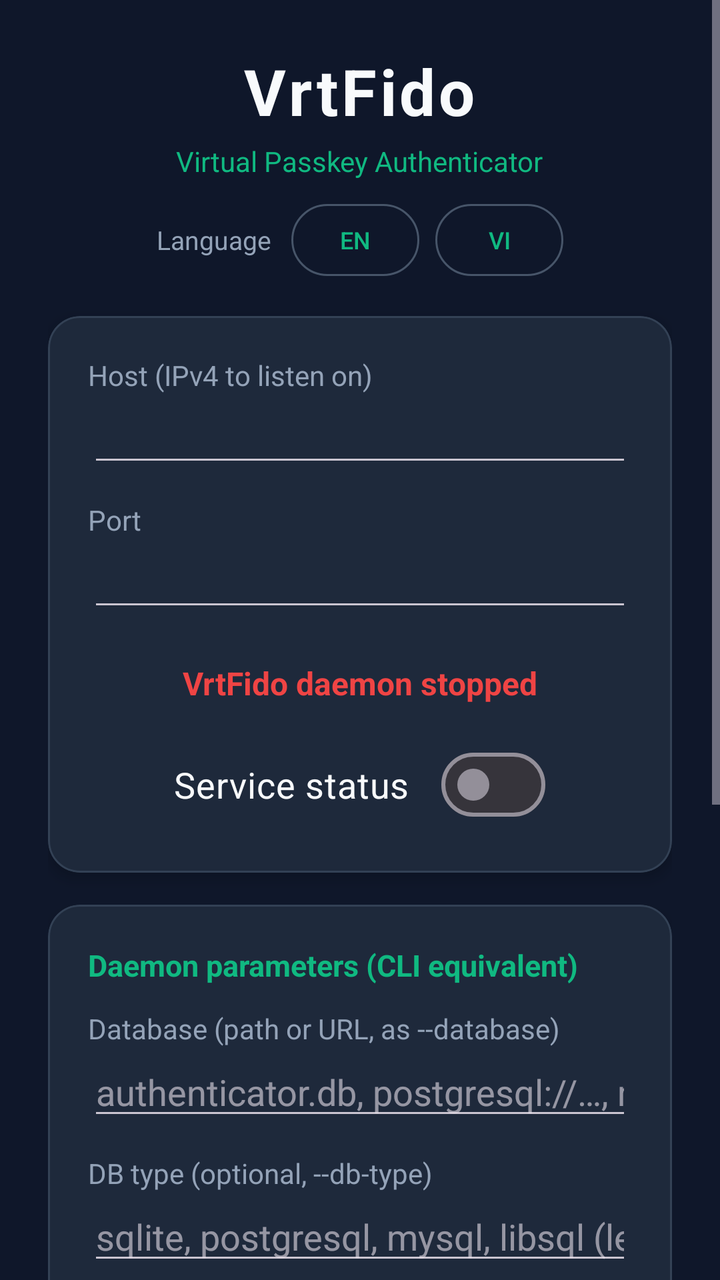
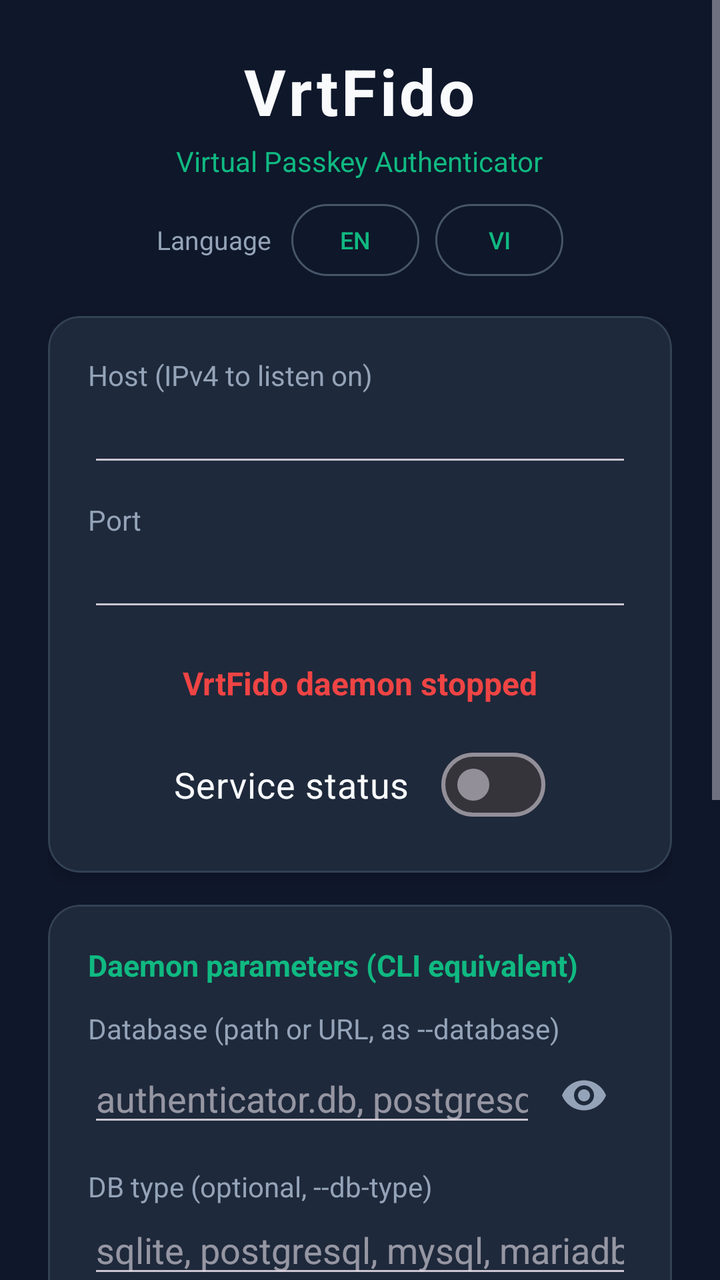

Screens rendered from an Android XML layout before and after an edit, with the pre-edit source and the edit as a unified diff.
<!-- AndroidManifest.xml: application theme Theme.Vrtfido -->
<!-- res/layout/activity_main.xml -->
<?xml version="1.0" encoding="utf-8"?>
<ScrollView xmlns:android="http://schemas.android.com/apk/res/android"
    xmlns:app="http://schemas.android.com/apk/res-auto"
    android:layout_width="match_parent"
    android:layout_height="match_parent"
    android:background="@color/background_dark"
    android:fillViewport="true">

    <LinearLayout
        android:layout_width="match_parent"
        android:layout_height="wrap_content"
        android:orientation="vertical"
        android:gravity="center"
        android:padding="24dp">

        
        <TextView
            android:layout_width="wrap_content"
            android:layout_height="wrap_content"
            android:text="VrtFido"
            android:textColor="@color/text_primary"
            android:textSize="32sp"
            android:textStyle="bold"
            android:letterSpacing="0.05" />

        <TextView
            android:layout_width="wrap_content"
            android:layout_height="wrap_content"
            android:text="@string/app_tagline"
            android:textColor="@color/primary"
            android:textSize="14sp"
            android:layout_marginTop="4dp"
            android:layout_marginBottom="12dp" />

        
        <LinearLayout
            android:layout_width="wrap_content"
            android:layout_height="wrap_content"
            android:orientation="horizontal"
            android:gravity="center_vertical"
            android:layout_marginBottom="20dp">

            <TextView
                android:layout_width="wrap_content"
                android:layout_height="wrap_content"
                android:text="@string/language_label"
                android:textColor="@color/text_secondary"
                android:textSize="13sp"
                android:layout_marginEnd="10dp" />

            <com.google.android.material.button.MaterialButton
                android:id="@+id/btn_lang_en"
                style="@style/Widget.Material3.Button.OutlinedButton"
                android:layout_width="wrap_content"
                android:layout_height="36dp"
                android:minWidth="64dp"
                android:insetTop="0dp"
                android:insetBottom="0dp"
                android:text="@string/language_en"
                android:textSize="12sp"
                app:cornerRadius="18dp"
                app:strokeColor="#475569" />

            <com.google.android.material.button.MaterialButton
                android:id="@+id/btn_lang_vi"
                style="@style/Widget.Material3.Button.OutlinedButton"
                android:layout_width="wrap_content"
                android:layout_height="36dp"
                android:minWidth="64dp"
                android:insetTop="0dp"
                android:insetBottom="0dp"
                android:text="@string/language_vi"
                android:textSize="12sp"
                app:cornerRadius="18dp"
                app:strokeColor="#475569"
                android:layout_marginStart="8dp" />
        </LinearLayout>

        
        <com.google.android.material.card.MaterialCardView
            android:layout_width="match_parent"
            android:layout_height="wrap_content"
            app:cardBackgroundColor="@color/surface_dark"
            app:cardCornerRadius="16dp"
            app:cardElevation="4dp"
            app:strokeWidth="1dp"
            app:strokeColor="#334155"
            android:layout_marginBottom="16dp">

            <LinearLayout
                android:layout_width="match_parent"
                android:layout_height="wrap_content"
                android:orientation="vertical"
                android:padding="20dp"
                android:gravity="center">

                <TextView
                    android:layout_width="match_parent"
                    android:layout_height="wrap_content"
                    android:text="@string/bind_host"
                    android:textColor="@color/text_secondary" />
                <EditText
                    android:id="@+id/edit_host"
                    android:layout_width="match_parent"
                    android:layout_height="wrap_content"
                    android:singleLine="true"
                    android:inputType="textNoSuggestions"
                    android:textColor="@color/text_primary"
                    android:layout_marginBottom="12dp" />
                <TextView
                    android:layout_width="match_parent"
                    android:layout_height="wrap_content"
                    android:text="@string/bind_port"
                    android:textColor="@color/text_secondary" />
                <EditText
                    android:id="@+id/edit_port"
                    android:layout_width="match_parent"
                    android:layout_height="wrap_content"
                    android:singleLine="true"
                    android:inputType="number"
                    android:textColor="@color/text_primary"
                    android:layout_marginBottom="20dp" />

                <TextView
                    android:id="@+id/tv_status"
                    android:layout_width="wrap_content"
                    android:layout_height="wrap_content"
                    android:text="@string/service_stopped"
                    android:textColor="@color/status_red"
                    android:textSize="16sp"
                    android:textStyle="bold"
                    android:layout_marginBottom="16dp" />

                <com.google.android.material.materialswitch.MaterialSwitch
                    android:id="@+id/switch_service"
                    android:layout_width="wrap_content"
                    android:layout_height="wrap_content"
                    android:text="@string/status_label"
                    android:textColor="@color/text_primary"
                    android:textSize="18sp" />

            </LinearLayout>
        </com.google.android.material.card.MaterialCardView>

        
        <com.google.android.material.card.MaterialCardView
            android:layout_width="match_parent"
            android:layout_height="wrap_content"
            app:cardBackgroundColor="@color/surface_dark"
            app:cardCornerRadius="16dp"
            app:cardElevation="4dp"
            app:strokeWidth="1dp"
            app:strokeColor="#334155"
            android:layout_marginBottom="16dp">

            <LinearLayout
                android:layout_width="match_parent"
                android:layout_height="wrap_content"
                android:orientation="vertical"
                android:padding="20dp">

                <TextView
                    android:layout_width="match_parent"
                    android:layout_height="wrap_content"
                    android:text="@string/params_title"
                    android:textColor="@color/primary"
                    android:textSize="15sp"
                    android:textStyle="bold"
                    android:layout_marginBottom="12dp" />

                <TextView
                    android:layout_width="match_parent"
                    android:layout_height="wrap_content"
                    android:text="@string/database_label"
                    android:textColor="@color/text_secondary" />
                <EditText
                    android:id="@+id/edit_database"
                    android:layout_width="match_parent"
                    android:layout_height="wrap_content"
                    android:singleLine="true"
                    android:inputType="textNoSuggestions"
                    android:textColor="@color/text_primary"
                    android:hint="@string/database_hint"
                    android:layout_marginBottom="12dp" />

                <TextView
                    android:layout_width="match_parent"
                    android:layout_height="wrap_content"
                    android:text="@string/db_type_label"
                    android:textColor="@color/text_secondary" />
                <EditText
                    android:id="@+id/edit_db_type"
                    android:layout_width="match_parent"
                    android:layout_height="wrap_content"
                    android:singleLine="true"
                    android:inputType="textNoSuggestions"
                    android:textColor="@color/text_primary"
                    android:hint="@string/db_type_hint"
                    android:layout_marginBottom="12dp" />

                <TextView
                    android:layout_width="match_parent"
                    android:layout_height="wrap_content"
                    android:text="@string/auth_token_label"
                    android:textColor="@color/text_secondary" />
                <EditText
                    android:id="@+id/edit_auth_token"
                    android:layout_width="match_parent"
                    android:layout_height="wrap_content"
                    android:singleLine="true"
                    android:inputType="textNoSuggestions"
                    android:textColor="@color/text_primary"
                    android:hint="@string/auth_token_hint"
                    android:layout_marginBottom="8dp" />

                <com.google.android.material.checkbox.MaterialCheckBox
                    android:id="@+id/check_debug"
                    android:layout_width="match_parent"
                    android:layout_height="wrap_content"
                    android:text="@string/flag_debug"
                    android:textColor="@color/text_primary" />

            </LinearLayout>
        </com.google.android.material.card.MaterialCardView>

        
        <com.google.android.material.button.MaterialButton
            android:id="@+id/btn_open_web"
            android:layout_width="match_parent"
            android:layout_height="56dp"
            android:text="@string/open_web_ui"
            android:textColor="@color/text_primary"
            android:textSize="15sp"
            app:cornerRadius="12dp"
            app:backgroundTint="@color/primary"
            android:layout_marginBottom="12dp" />

        
        <com.google.android.material.button.MaterialButton
            android:id="@+id/btn_settings"
            style="@style/Widget.Material3.Button.OutlinedButton"
            android:layout_width="match_parent"
            android:layout_height="56dp"
            android:text="@string/enable_passkey_settings"
            android:textColor="@color/text_secondary"
            android:textSize="14sp"
            app:cornerRadius="12dp"
            app:strokeColor="#475569"
            android:layout_marginBottom="12dp" />

        
        <LinearLayout
            android:layout_width="match_parent"
            android:layout_height="wrap_content"
            android:orientation="horizontal">

            <com.google.android.material.button.MaterialButton
                android:id="@+id/btn_export"
                style="@style/Widget.Material3.Button.OutlinedButton"
                android:layout_width="0dp"
                android:layout_weight="1"
                android:layout_height="56dp"
                android:text="@string/export_json"
                android:textColor="@color/text_secondary"
                android:textSize="14sp"
                app:cornerRadius="12dp"
                app:strokeColor="#475569"
                android:layout_marginEnd="6dp" />

            <com.google.android.material.button.MaterialButton
                android:id="@+id/btn_import"
                style="@style/Widget.Material3.Button.OutlinedButton"
                android:layout_width="0dp"
                android:layout_weight="1"
                android:layout_height="56dp"
                android:text="@string/import_json"
                android:textColor="@color/text_secondary"
                android:textSize="14sp"
                app:cornerRadius="12dp"
                app:strokeColor="#475569"
                android:layout_marginStart="6dp" />
        </LinearLayout>

    </LinearLayout>
</ScrollView>
<!-- resources referenced by this layout -->
<resources>
  <color name="background_dark">#0F172A</color>
  <color name="primary">#10B981</color>
  <color name="status_red">#EF4444</color>
  <color name="surface_dark">#1E293B</color>
  <color name="text_primary">#F8FAFC</color>
  <color name="text_secondary">#94A3B8</color>
  <string name="app_tagline">Virtual Passkey Authenticator</string>
  <string name="auth_token_hint">leave empty when unused</string>
  <string name="auth_token_label">Auth token (LibSQL/Turso, --auth-token)</string>
  <string name="bind_host">Host (IPv4 to listen on)</string>
  <string name="bind_port">Port</string>
  <string name="database_hint">authenticator.db, postgresql://…, mysql://…, libsql://…</string>
  <string name="database_label">Database (path or URL, as --database)</string>
  <string name="db_type_hint">sqlite, postgresql, mysql, libsql (leave empty to auto-detect)</string>
  <string name="db_type_label">DB type (optional, --db-type)</string>
  <string name="enable_passkey_settings">Android passkey provider settings</string>
  <string name="export_json">Export JSON</string>
  <string name="flag_debug">--debug: log packet details</string>
  <string name="import_json">Import JSON</string>
  <string name="language_en">EN</string>
  <string name="language_label">Language</string>
  <string name="language_vi">VI</string>
  <string name="open_web_ui">Open Web Dashboard (%1$s)</string>
  <string name="params_title">Daemon parameters (CLI equivalent)</string>
  <string name="service_stopped">VrtFido daemon stopped</string>
  <string name="status_label">Service status</string>
  <style name="Theme.Vrtfido" parent="Theme.Material3.Dark.NoActionBar">
          <item name="colorPrimary">@color/primary</item>
          <item name="android:windowBackground">@color/background_dark</item>
          <item name="android:statusBarColor">@color/background_dark</item>
      </style>
</resources>

<!-- the commit's change to res/layout/activity_main.xml (unified diff, before → after) -->
@@ -173,15 +173,34 @@
                     android:layout_height="wrap_content"
                     android:text="@string/database_label"
                     android:textColor="@color/text_secondary" />
-                <EditText
-                    android:id="@+id/edit_database"
-                    android:layout_width="match_parent"
-                    android:layout_height="wrap_content"
-                    android:singleLine="true"
-                    android:inputType="textNoSuggestions"
-                    android:textColor="@color/text_primary"
-                    android:hint="@string/database_hint"
-                    android:layout_marginBottom="12dp" />
+                
+                <LinearLayout
+                    android:layout_width="match_parent"
+                    android:layout_height="wrap_content"
+                    android:orientation="horizontal"
+                    android:gravity="center_vertical"
+                    android:layout_marginBottom="12dp">
+
+                    <EditText
+                        android:id="@+id/edit_database"
+                        android:layout_width="0dp"
+                        android:layout_weight="1"
+                        android:layout_height="wrap_content"
+                        android:singleLine="true"
+                        android:inputType="textPassword|textNoSuggestions"
+                        android:textColor="@color/text_primary"
+                        android:hint="@string/database_hint" />
+
+                    <ImageButton
+                        android:id="@+id/btn_toggle_database"
+                        android:layout_width="48dp"
+                        android:layout_height="48dp"
+                        android:background="?attr/selectableItemBackgroundBorderless"
+                        android:padding="12dp"
+                        android:scaleType="fitCenter"
+                        android:src="@drawable/ic_eye"
+                        android:contentDescription="@string/database_toggle_show" />
+                </LinearLayout>
 
                 <TextView
                     android:layout_width="match_parent"
<!-- resource entries referenced after the edit -->
@@ -6,14 +6,27 @@
   <color name="surface_dark">#1E293B</color>
   <color name="text_primary">#F8FAFC</color>
   <color name="text_secondary">#94A3B8</color>
+  <!-- drawable ic_eye (drawable) -->
+  <?xml version="1.0" encoding="utf-8"?>
+  <vector xmlns:android="http://schemas.android.com/apk/res/android"
+      android:width="24dp"
+      android:height="24dp"
+      android:viewportWidth="24"
+      android:viewportHeight="24"
+      android:tint="@color/text_secondary">
+      <path
+          android:fillColor="@android:color/white"
+          android:pathData="M12,4.5C7,4.5 2.73,7.61 1,12c1.73,4.39 6,7.5 11,7.5s9.27,-3.11 11,-7.5c-1.73,-4.39 -6,-7.5 -11,-7.5zM12,17c-2.76,0 -5,-2.24 -5,-5s2.24,-5 5,-5 5,2.24 5,5 -2.24,5 -5,5zM12,9c-1.66,0 -3,1.34 -3,3s1.34,3 3,3 3,-1.34 3,-3 -1.34,-3 -3,-3z" />
+  </vector>
   <string name="app_tagline">Virtual Passkey Authenticator</string>
-  <string name="auth_token_hint">leave empty when unused</string>
+  <string name="auth_token_hint">leave empty when unused (MongoDB creds live in the URL)</string>
   <string name="auth_token_label">Auth token (LibSQL/Turso, --auth-token)</string>
   <string name="bind_host">Host (IPv4 to listen on)</string>
   <string name="bind_port">Port</string>
-  <string name="database_hint">authenticator.db, postgresql://…, mysql://…, libsql://…</string>
+  <string name="database_hint">authenticator.db, postgresql://…, mysql://…, libsql://…, mongodb://…</string>
   <string name="database_label">Database (path or URL, as --database)</string>
-  <string name="db_type_hint">sqlite, postgresql, mysql, libsql (leave empty to auto-detect)</string>
+  <string name="database_toggle_show">Show database string</string>
+  <string name="db_type_hint">sqlite, postgresql, mysql, mariadb, libsql, mongodb (leave empty to auto-detect)</string>
   <string name="db_type_label">DB type (optional, --db-type)</string>
   <string name="enable_passkey_settings">Android passkey provider settings</string>
   <string name="export_json">Export JSON</string>
